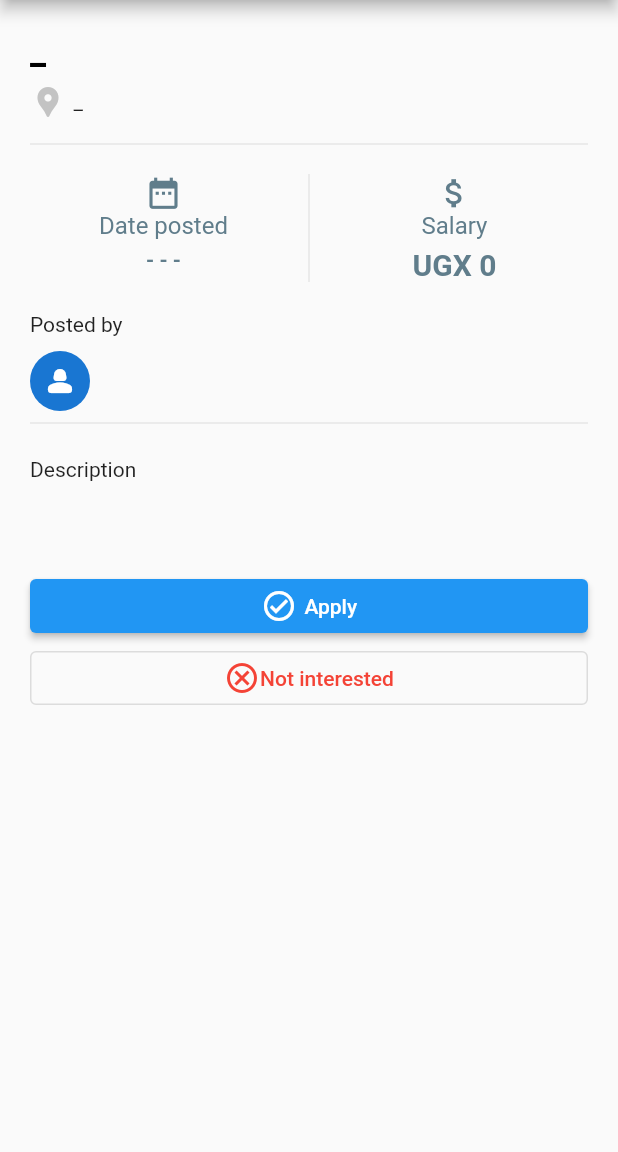
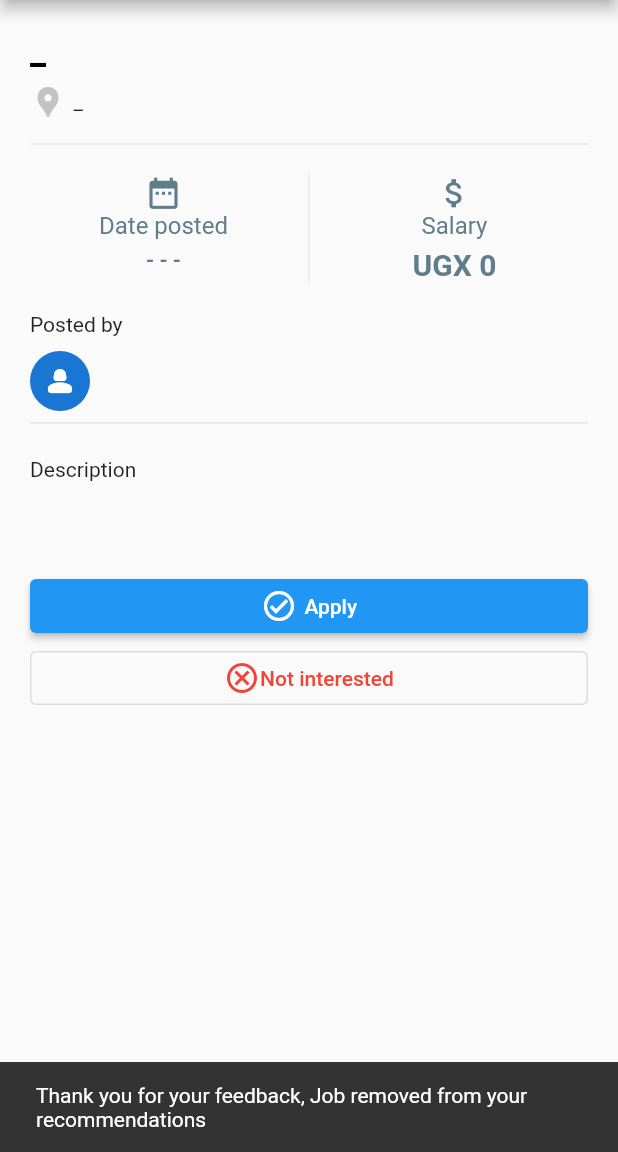
Before and after one commit to nina-project/akalimu, a Flutter app: the JobDetailsScreen screen opened by its route, after a tap on "Not interested", on a phone screen of 412 x 824 dp, the part 84-1236 px from its top. Run offline on Flutter 3.47's test engine with Material 2 defaults, Android fonts, the phone set to English and light mode, and no system bars; our stand-ins replace firebase_auth, firebase_core, flutter_rating_stars, google_sign_in, image_picker, shared_preferences; accounts and stored records are empty.

Commit message:
Updated Mobile app to match new db schema

```diff
--- /dev/null
+++ b/mobile/lib/data/models/category.dart
@@ -0,0 +1,34 @@
+import 'dart:convert';
+
+class Category {
+  Category({
+    this.createdAt,
+    required this.id,
+    required this.name,
+    this.updatedAt,
+  });
+
+  DateTime? createdAt;
+  int id;
+  String name;
+  DateTime? updatedAt;
+
+  factory Category.fromMap(Map<String, dynamic> map) => Category(
+        createdAt: DateTime.parse(map["created_at"]),
+        id: map["id"],
+        name: map["name"],
+        updatedAt: DateTime.parse(map["updated_at"]),
+      );
+
+  Map<String, dynamic> toMap() => {
+        "name": name,
+      };
+
+  String toJson() => json.encode(toMap());
+
+  factory Category.fromJson(String source) =>
+      Category.fromMap(json.decode(source) as Map<String, dynamic>);
+}
+
+List<Category> categoriesFromJson(String str) => List<Category>.from(
+    json.decode(str)['data'].map((x) => Category.fromMap(x)));
--- a/mobile/lib/data/models/job.dart
+++ b/mobile/lib/data/models/job.dart
@@ -1,84 +1,86 @@
 // ignore_for_file: public_member_api_docs, sort_constructors_first
 import 'dart:convert';
+
+import 'category.dart';
 
 class Job {
   Job({
     this.id,
-    required this.city,
-    required this.country,
+    required this.title,
+    required this.location,
     required this.description,
     required this.postedBy,
-    required this.salary,
-    required this.slug,
-    required this.title,
+    required this.wage,
+    this.categories = const [],
     this.createdAt,
     this.updatedAt,
   });
 
   final int? id;
-  final String city;
-  final String country;
-  final String description;
+  final String title;
+  final String? location;
+  final String? description;
   final int postedBy;
-  final String salary;
-  final String slug;
-  final String title;
+  final int wage;
+  List<Category> categories;
   final DateTime? createdAt;
   final DateTime? updatedAt;
 
   Job copyWith({
-    String? city,
-    String? country,
+    String? location,
     DateTime? createdAt,
     String? description,
     int? id,
+    String? title,
     int? postedBy,
-    String? salary,
-    String? slug,
-    String? title,
+    int? wage,
+    List<Category>? categories,
     DateTime? updatedAt,
   }) {
     return Job(
-      city: city ?? this.city,
-      country: country ?? this.country,
+      location: location ?? this.location,
       createdAt: createdAt ?? this.createdAt,
       description: description ?? this.description,
       id: id ?? this.id,
       postedBy: postedBy ?? this.postedBy,
-      salary: salary ?? this.salary,
-      slug: slug ?? this.slug,
+      wage: wage ?? this.wage,
       title: title ?? this.title,
+      categories: categories ?? this.categories,
       updatedAt: updatedAt ?? this.updatedAt,
     );
   }
 
   Map<String, dynamic> toMap() {
     return <String, dynamic>{
-      'city': city,
-      'country': country,
+      'id': id,
+      'title': title,
+      'description': description,
+      'location': location,
+      'wage': wage,
+      'posted_by': postedBy,
       'created_at': createdAt?.toIso8601String(),
-      'description': description,
-      'id': id,
-      'posted_by': postedBy,
-      'salary': salary,
-      'slug': slug,
-      'title': title,
       'updated_at': updatedAt?.toIso8601String(),
+      'categories': categories.map((e) => e.id).toList(),
     };
   }
 
   factory Job.fromMap(Map<String, dynamic> map) {
     return Job(
-      city: map['city'] as String,
-      country: map['country'] as String,
+      id: map['id'] as int,
+      title: map['title'] as String,
+      description: map['description'] as String?,
+      location: map['location'] as String?,
+      wage: map['wage'] as int,
+      postedBy: map['posted_by'] as int,
       createdAt: DateTime.parse(map['created_at'] as String),
-      description: map['description'] as String,
-      id: map['id'] as int,
-      postedBy: map['posted_by'] as int,
-      salary: map['salary'] as String,
-      slug: map['slug'] as String,
-      title: map['title'] as String,
       updatedAt: DateTime.parse(map['updated_at'] as String),
+      categories: (map['categories'] as List<dynamic>?)?.map((e) {
+            if (e is int) {
+              return Category(id: e, name: "");
+            }
+            return Category.fromMap(e as Map<String, dynamic>);
+          }).toList() ??
+          [],
     );
   }
 
@@ -89,36 +91,34 @@ class Job {
 
   @override
   String toString() {
-    return 'Job(city: $city, country: $country, created_at: $createdAt, description: $description, id: $id, posted_by: $postedBy, salary: $salary, slug: $slug, title: $title, updated_at: $updatedAt)';
+    return 'Job(location: $location, \ncreated_at: $createdAt, \ndescription: $description, id: $id, \nposted_by: $postedBy, wage: $wage, \ntitle: $title, categories: $categories, updated_at: $updatedAt)';
   }
 
   @override
   bool operator ==(covariant Job other) {
     if (identical(this, other)) return true;
 
-    return other.city == city &&
-        other.country == country &&
+    return other.location == location &&
         other.createdAt == createdAt &&
         other.description == description &&
         other.id == id &&
         other.postedBy == postedBy &&
-        other.salary == salary &&
-        other.slug == slug &&
+        other.wage == wage &&
         other.title == title &&
+        other.categories == categories &&
         other.updatedAt == updatedAt;
   }
 
   @override
   int get hashCode {
-    return city.hashCode ^
-        country.hashCode ^
+    return location.hashCode ^
         createdAt.hashCode ^
         description.hashCode ^
         id.hashCode ^
         postedBy.hashCode ^
-        salary.hashCode ^
-        slug.hashCode ^
+        wage.hashCode ^
         title.hashCode ^
+        categories.hashCode ^
         updatedAt.hashCode;
   }
 }
@@ -126,7 +126,7 @@ class Job {
 List<Job> jobsFromJson(String source) {
   final jsonResponse = json.decode(source);
   final List<dynamic> jobsList = jsonResponse['data'] as List<dynamic>;
-  return jobsList
-      .map((jobJson) => Job.fromMap(jobJson as Map<String, dynamic>))
-      .toList();
+  return jobsList.map((jobJson) {
+    return Job.fromMap(jobJson);
+  }).toList();
 }
--- a/mobile/lib/data/providers/app_provider.dart
+++ b/mobile/lib/data/providers/app_provider.dart
@@ -7,6 +7,7 @@ import 'package:akalimu/data/query_params.dart';
 import 'package:flutter/material.dart';
 
 import '../api/clients_api.dart';
+import '../models/category.dart';
 import '../models/user_data.dart';
 
 class AppProvider extends ChangeNotifier {
@@ -15,8 +16,8 @@ class AppProvider extends ChangeNotifier {
 
   List<Job> _jobs = [];
   List<Job> get jobs => _jobs;
-  List<String> _categories = [];
-  List<String> get categories => _categories;
+  List<Category> _categories = [];
+  List<Category> get categories => _categories;
 
   List<Client> _workers = [];
   List<Client> get workers => _workers;
@@ -107,6 +108,7 @@ class AppProvider extends ChangeNotifier {
           .getAll(JobsQueryParams(filter: JobsQueryParams.filterAll));
     } catch (e) {
       _error = e.toString();
+      print(e);
     }
     _isLoading = false;
     notifyListeners();
--- a/mobile/lib/screens/clients/client_screen.dart
+++ b/mobile/lib/screens/clients/client_screen.dart
@@ -34,7 +34,7 @@ class _ClientScreenState extends State<ClientScreen> {
       backgroundColor: Colors.grey[300],
       appBar: AppBar(
         backgroundColor: const Color(0xFF163a96),
-        title: const Text('Job Details'),
+        title: const Text('User Details'),
       ),
       body: Consumer<AppProvider>(
         builder: (context, appProvider, _) {
--- a/mobile/lib/screens/jobs/job_details_screen.dart
+++ b/mobile/lib/screens/jobs/job_details_screen.dart
@@ -3,6 +3,7 @@ import 'package:flutter/material.dart';
 import 'package:provider/provider.dart';
 
 import '../../data/providers/app_provider.dart';
+import '../clients/client_screen.dart';
 
 class JobDetailsScreen extends StatefulWidget {
   static const String routeName = '/job-details';
@@ -62,7 +63,7 @@ class _JobDetailsScreenState extends State<JobDetailsScreen> {
                       color: Colors.grey.withOpacity(0.6),
                     ),
                     const SizedBox(width: 5),
-                    Text(appProvider.selectedJob?.city ?? "_"),
+                    Text(appProvider.selectedJob?.location ?? "_"),
                   ],
                 ),
               ),
@@ -119,7 +120,7 @@ class _JobDetailsScreenState extends State<JobDetailsScreen> {
                             ),
                             const SizedBox(height: 5),
                             Text(
-                              "UGX ${appProvider.selectedJob?.salary ?? "0"}",
+                              "UGX ${appProvider.selectedJob?.wage ?? "0"}",
                               style: Theme.of(context)
                                   .textTheme
                                   .titleLarge
@@ -138,8 +139,16 @@ class _JobDetailsScreenState extends State<JobDetailsScreen> {
               const SizedBox(
                 height: 10,
               ),
-              Row(
+              GestureDetector(
+                onTap: () {
+                  Navigator.of(context).pushNamed(ClientScreen.routeName,
+                      arguments: appProvider.selectedClient?.id);
+                },
+                child: Padding(
+                  padding: const EdgeInsets.only(right: 20),
+                  child: Row(
                     // crossAxisAlignment: CrossAxisAlignment.start,
+                    mainAxisSize: MainAxisSize.min,
                     children: [
                       const CircleAvatar(
                         child: Icon(Icons.person_2_rounded),
@@ -153,6 +162,8 @@ class _JobDetailsScreenState extends State<JobDetailsScreen> {
                             fontWeight: FontWeight.bold, color: Colors.black),
                       ),
                     ],
+                  ),
+                ),
               ),
               const Divider(),
               const SizedBox(
@@ -173,7 +184,14 @@ class _JobDetailsScreenState extends State<JobDetailsScreen> {
                 height: 30,
               ),
               ElevatedButton(
-                onPressed: () {},
+                onPressed: () {
+                  ScaffoldMessenger.of(context).showSnackBar(
+                    const SnackBar(
+                      content: Text(
+                          "Successfully applied for the job, We shall update you!"),
+                    ),
+                  );
+                },
                 child: Row(
                   mainAxisAlignment: MainAxisAlignment.center,
                   children: const [
@@ -184,7 +202,14 @@ class _JobDetailsScreenState extends State<JobDetailsScreen> {
                 ),
               ),
               OutlinedButton(
-                onPressed: () {},
+                onPressed: () {
+                  ScaffoldMessenger.of(context).showSnackBar(
+                    const SnackBar(
+                      content: Text(
+                          "Thank you for your feedback, Job removed from your recommendations"),
+                    ),
+                  );
+                },
                 style: OutlinedButton.styleFrom(
                   foregroundColor: Colors.red,
                 ),
--- a/mobile/lib/screens/jobs/taskscreen.dart
+++ b/mobile/lib/screens/jobs/taskscreen.dart
@@ -378,7 +378,7 @@ class JobCard extends StatelessWidget {
             ),
           ),
           subtitle: Text(
-            job.description,
+            job.description ?? "",
             maxLines: 2,
             overflow: TextOverflow.ellipsis,
           ),
```
Also changed, not shown: mobile/lib/data/api/api.dart (+6 -6 lines), mobile/lib/data/api/jobs_api.dart (+6 -5 lines), mobile/lib/screens/jobs/posttaskscreen.dart (+11 -12 lines), 3 other files. Lines whose indentation alone changed are shown as unchanged.
